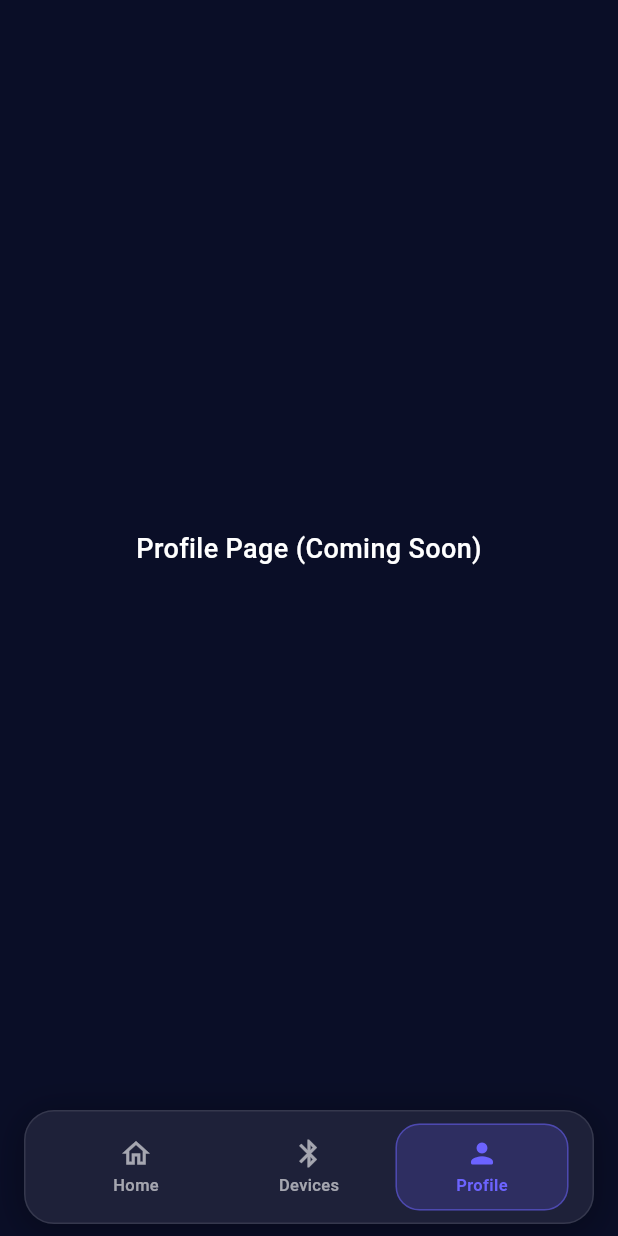
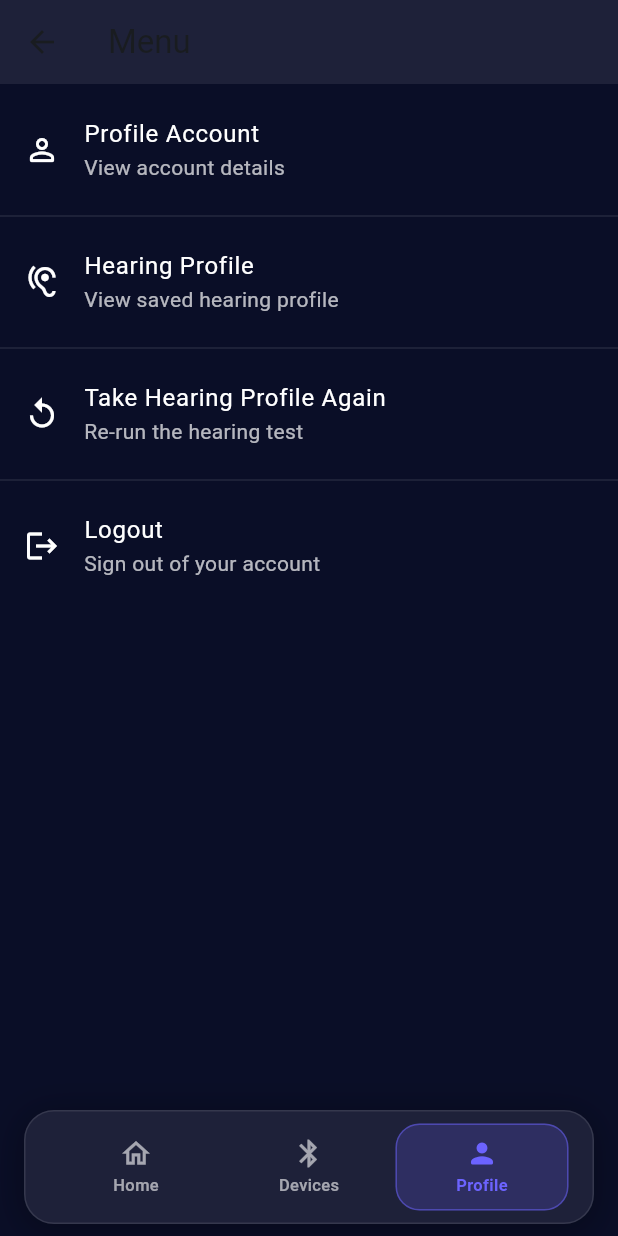
Before and after one commit to msami007/fyp-flutter, a Flutter app: the MainScreen screen opened by its route, item 3 of the bottom bar chosen, on a phone screen of 412 x 824 dp. Run offline on Flutter 3.47's test engine with Material 3 defaults, Android fonts, the light colour scheme and no system bars; our stand-ins replace audioplayers, shared_preferences; missing offline and left inert: audio_session, record; accounts and stored records are empty; Roboto replaces fonts that are missing (Poppins).

Commit message:
profile page

```diff
--- a/lib/presentation/screens/main_screen.dart
+++ b/lib/presentation/screens/main_screen.dart
@@ -1,6 +1,7 @@
 import 'package:flutter/material.dart';
 import 'home_screen.dart';
 import 'connect_device_screen.dart';
+import 'menu_screen.dart';
 
 class MainScreen extends StatefulWidget {
   const MainScreen({super.key});
@@ -15,16 +16,7 @@ class _MainScreenState extends State<MainScreen> {
   final List<Widget> _pages = const [
     HomeScreen(),
     ConnectDeviceScreen(),
-    Center(
-      child: Text(
-        'Profile Page (Coming Soon)',
-        style: TextStyle(
-          fontSize: 18,
-          fontWeight: FontWeight.w500,
-          color: Colors.white,
-        ),
-      ),
-    ),
+    MenuScreen(),
   ];
 
   void _onItemTapped(int index) {
--- /dev/null
+++ b/lib/presentation/screens/menu_screen.dart
@@ -0,0 +1,135 @@
+import 'package:flutter/material.dart';
+import 'package:shared_preferences/shared_preferences.dart';
+import '../../data/services/HearingProfileService.dart';
+import 'hearing_test_screen.dart';
+import 'hearing_result_screen.dart';
+import 'profile_account_screen.dart';
+import '../../routes/app_routes.dart';
+
+class MenuScreen extends StatefulWidget {
+  const MenuScreen({super.key});
+
+  @override
+  State<MenuScreen> createState() => _MenuScreenState();
+}
+
+class _MenuScreenState extends State<MenuScreen> {
+  String? _userId;
+
+  @override
+  void initState() {
+    super.initState();
+    _loadUser();
+  }
+
+  Future<void> _loadUser() async {
+    final prefs = await SharedPreferences.getInstance();
+    setState(() {
+      _userId = prefs.getString('user_id');
+    });
+  }
+
+  void _showSnack(String msg, [Color color = Colors.blue]) {
+    ScaffoldMessenger.of(context).showSnackBar(
+      SnackBar(content: Text(msg), backgroundColor: color),
+    );
+  }
+
+  Future<void> _viewHearingProfile() async {
+    final hearingService = HearingProfileService();
+    final profile = await hearingService.getLocalProfile();
+    if (profile == null) {
+      _showSnack('No local hearing profile found. You will be taken to the test.');
+      if (_userId == null) return;
+      if (!mounted) return;
+      Navigator.push(
+        context,
+        MaterialPageRoute(builder: (_) => HearingTestScreen(userId: _userId!)),
+      );
+    } else {
+      if (!mounted) return;
+      Navigator.push(
+        context,
+        MaterialPageRoute(builder: (_) => HearingResultScreen(profile: profile)),
+      );
+    }
+  }
+
+  Future<void> _takeHearingProfileAgain() async {
+    if (_userId == null) {
+      _showSnack('User not found. Please login again.', Colors.red);
+      return;
+    }
+    if (!mounted) return;
+    Navigator.push(
+      context,
+      MaterialPageRoute(builder: (_) => HearingTestScreen(userId: _userId!)),
+    );
+  }
+
+  Future<void> _logout() async {
+    final prefs = await SharedPreferences.getInstance();
+    await prefs.remove('jwt_token');
+    await prefs.remove('user_id');
+    await prefs.remove('hearing_profile');
+    if (!mounted) return;
+    Navigator.pushReplacementNamed(context, AppRoutes.login);
+  }
+
+  @override
+  Widget build(BuildContext context) {
+    return Scaffold(
+      backgroundColor: const Color(0xFF0A0E27),
+      appBar: AppBar(
+        backgroundColor: const Color(0xFF1E2139),
+        title: const Text('Menu'),
+        elevation: 0,
+      ),
+      body: ListView(
+        padding: const EdgeInsets.symmetric(vertical: 8),
+        children: [
+          ListTile(
+            leading: const Icon(Icons.person_outline_rounded, color: Colors.white),
+            title: const Text('Profile Account', style: TextStyle(color: Colors.white)),
+            subtitle: const Text('View account details', style: TextStyle(color: Colors.white70)),
+            onTap: () => Navigator.push(context, MaterialPageRoute(builder: (_) => const ProfileAccountScreen())),
+          ),
+          const Divider(color: Colors.white10),
+          ListTile(
+            leading: const Icon(Icons.hearing_outlined, color: Colors.white),
+            title: const Text('Hearing Profile', style: TextStyle(color: Colors.white)),
+            subtitle: const Text('View saved hearing profile', style: TextStyle(color: Colors.white70)),
+            onTap: _viewHearingProfile,
+          ),
+          const Divider(color: Colors.white10),
+          ListTile(
+            leading: const Icon(Icons.replay_outlined, color: Colors.white),
+            title: const Text('Take Hearing Profile Again', style: TextStyle(color: Colors.white)),
+            subtitle: const Text('Re-run the hearing test', style: TextStyle(color: Colors.white70)),
+            onTap: _takeHearingProfileAgain,
+          ),
+          const Divider(color: Colors.white10),
+          ListTile(
+            leading: const Icon(Icons.logout, color: Colors.white),
+            title: const Text('Logout', style: TextStyle(color: Colors.white)),
+            subtitle: const Text('Sign out of your account', style: TextStyle(color: Colors.white70)),
+            onTap: () async {
+              final confirmed = await showDialog<bool>(
+                context: context,
+                builder: (ctx) => AlertDialog(
+                  title: const Text('Logout'),
+                  content: const Text('Are you sure you want to logout?'),
+                  actions: [
+                    TextButton(onPressed: () => Navigator.of(ctx).pop(false), child: const Text('Cancel')),
+                    TextButton(onPressed: () => Navigator.of(ctx).pop(true), child: const Text('Logout')),
+                  ],
+                ),
+              );
+              if (confirmed == true) await _logout();
+            },
+          ),
+        ],
+      ),
+    );
+  }
+}
```
Also changed, not shown: lib/presentation/screens/profile_account_screen.dart (added, +57 -0 lines), lib/presentation/screens/splash_screen.dart (+9 -3 lines).
